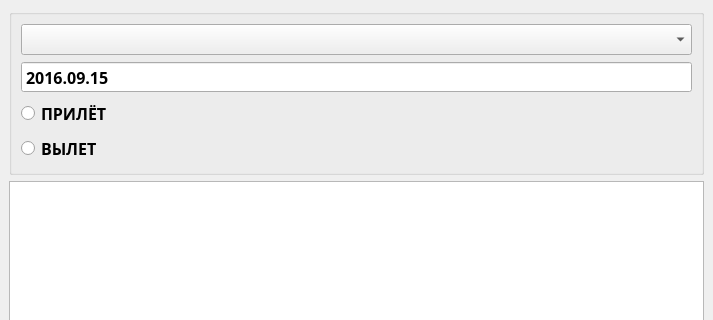
1123581321345589144233377610/Airport-Inspector, file mainwindow.ui: the form before one commit; both pictures show x 0 to 713 and y 0 to 320 of the 713 by 679 pixel window.
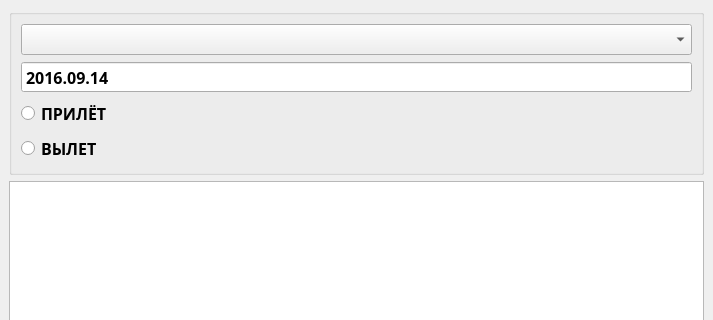
The form after the commit.

```diff
--- a/mainwindow.ui
+++ b/mainwindow.ui
@@ -54,7 +54,7 @@
            <second>0</second>
            <year>2016</year>
            <month>9</month>
-           <day>15</day>
+           <day>14</day>
           </datetime>
          </property>
          <property name="maximumDateTime">
```
Left out of the diff: 4 changed lines with no effect on the pictures. Lines whose indentation alone changed are shown as unchanged.
